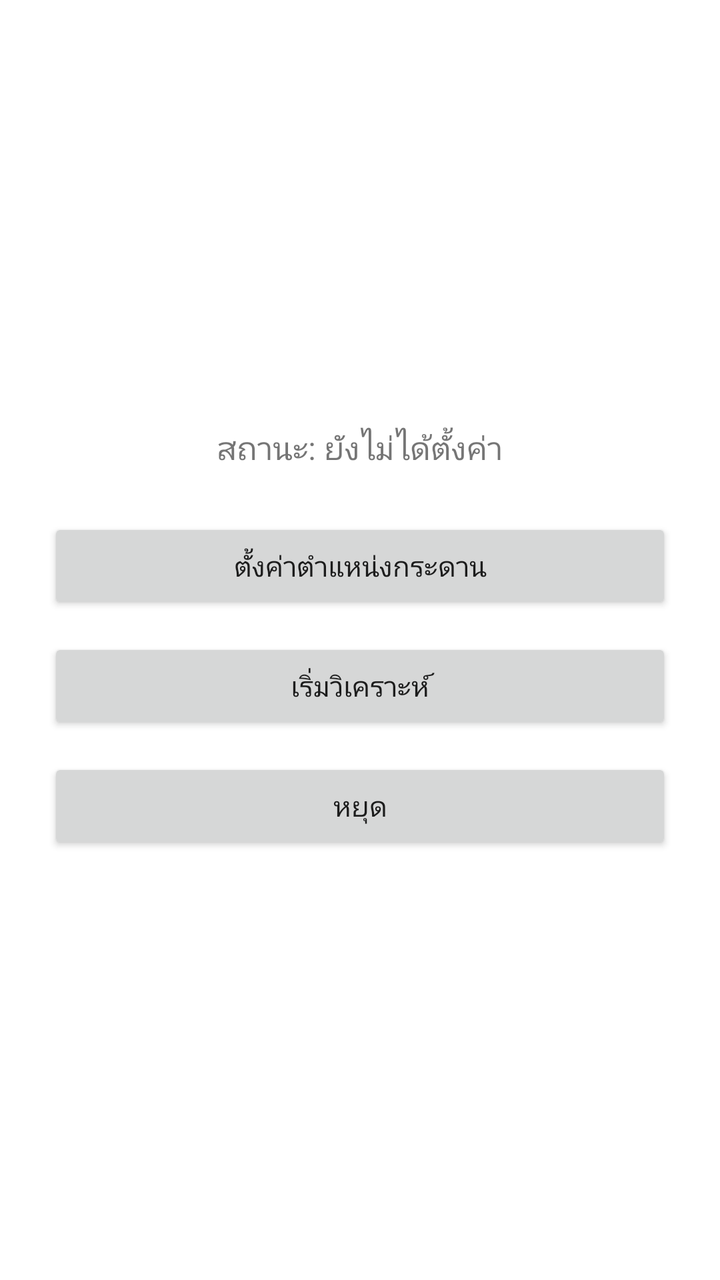
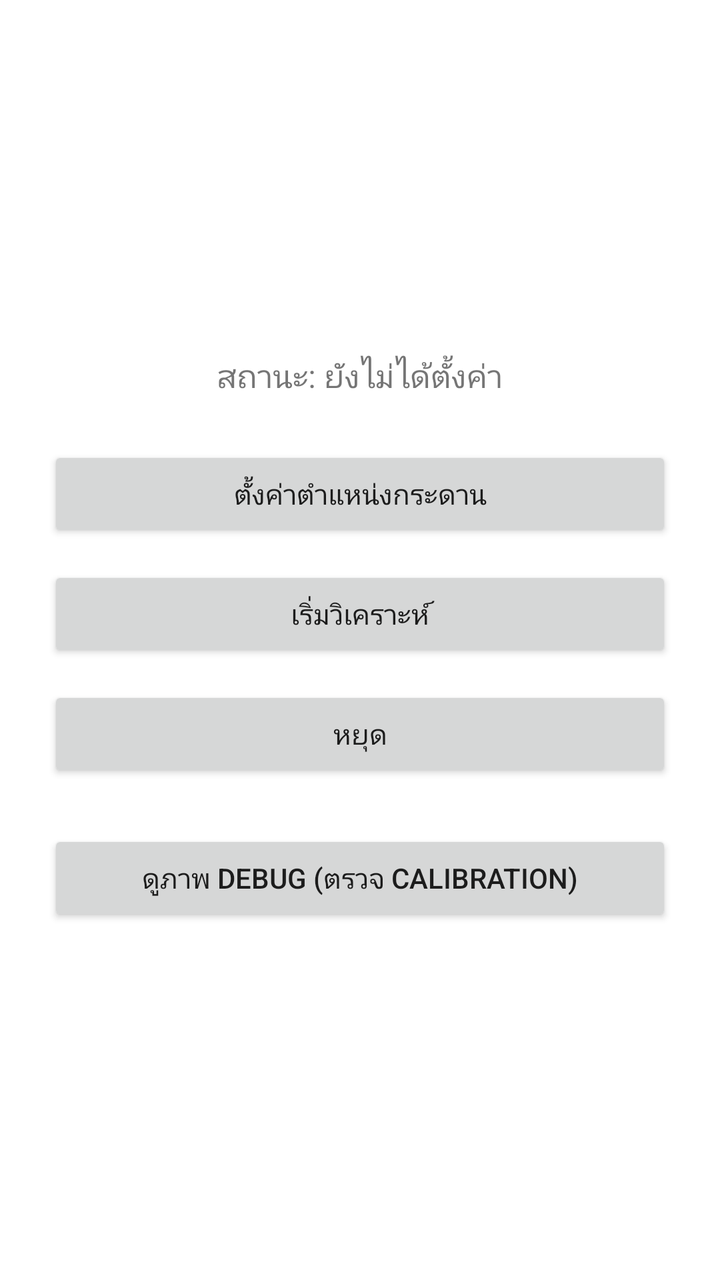

Compare the two renders of this Android layout. The source of the first and the diff that turns it into the second are given below.
<!-- AndroidManifest.xml: application theme Theme.ChessBubble -->
<!-- res/layout/activity_main.xml -->
<?xml version="1.0" encoding="utf-8"?>
<LinearLayout xmlns:android="http://schemas.android.com/apk/res/android"
    android:layout_width="match_parent"
    android:layout_height="match_parent"
    android:orientation="vertical"
    android:gravity="center"
    android:padding="24dp">

    <TextView
        android:id="@+id/statusText"
        android:layout_width="wrap_content"
        android:layout_height="wrap_content"
        android:textSize="16sp"
        android:layout_marginBottom="24dp"
        android:text="สถานะ: ยังไม่ได้ตั้งค่า" />

    <Button
        android:id="@+id/btnCalibrate"
        android:layout_width="match_parent"
        android:layout_height="wrap_content"
        android:text="@string/btn_calibrate" />

    <Button
        android:id="@+id/btnStart"
        android:layout_width="match_parent"
        android:layout_height="wrap_content"
        android:layout_marginTop="12dp"
        android:text="@string/btn_start" />

    <Button
        android:id="@+id/btnStop"
        android:layout_width="match_parent"
        android:layout_height="wrap_content"
        android:layout_marginTop="12dp"
        android:text="@string/btn_stop" />

</LinearLayout>
<!-- resources referenced by this layout -->
<resources>
  <string name="btn_calibrate">ตั้งค่าตำแหน่งกระดาน</string>
  <string name="btn_start">เริ่มวิเคราะห์</string>
  <string name="btn_stop">หยุด</string>
  <style name="Theme.ChessBubble" parent="Theme.MaterialComponents.DayNight.NoActionBar" />
</resources>

<!-- the commit's change to res/layout/activity_main.xml (unified diff, before → after) -->
@@ -34,4 +34,11 @@
         android:layout_marginTop="12dp"
         android:text="@string/btn_stop" />
 
+    <Button
+        android:id="@+id/btnDebugFrame"
+        android:layout_width="match_parent"
+        android:layout_height="wrap_content"
+        android:layout_marginTop="24dp"
+        android:text="ดูภาพ Debug (ตรวจ Calibration)" />
+
 </LinearLayout>
